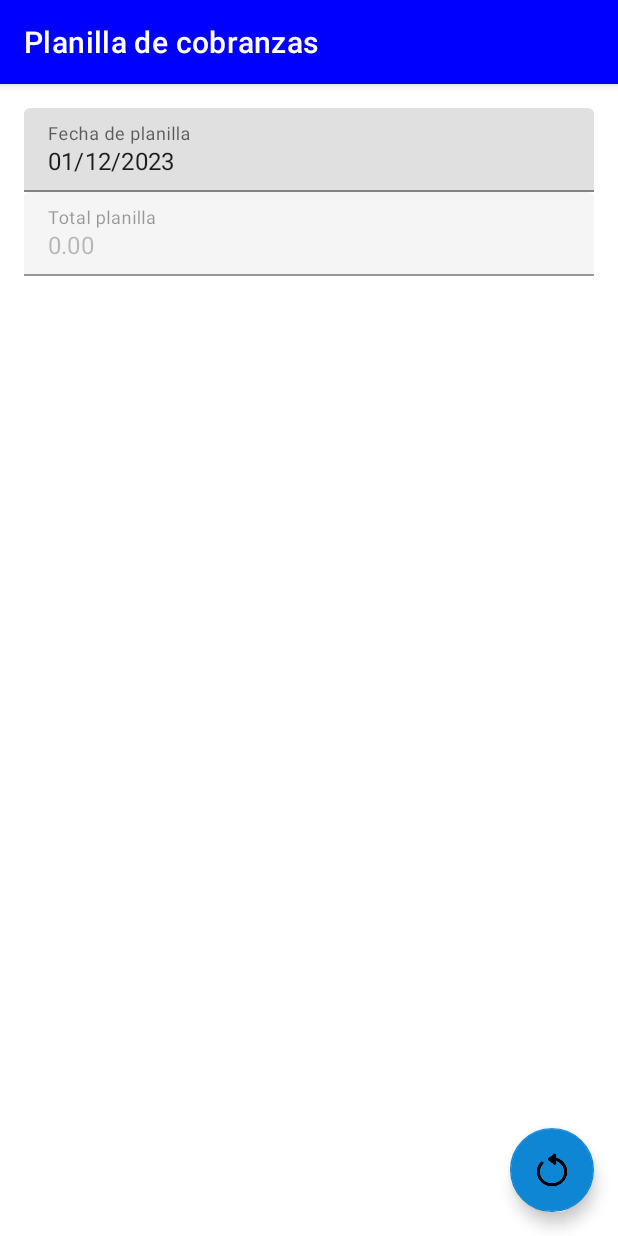
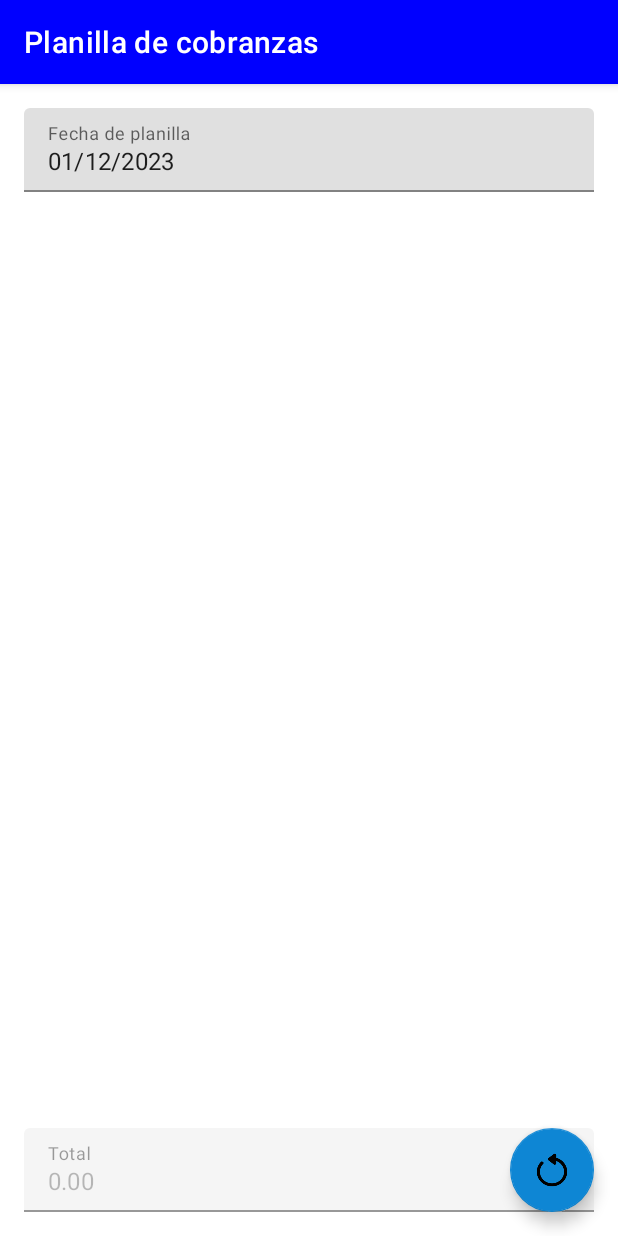
Before and after one commit to aarenas0147/SysSales, an Android app: the CollectionSheetActivity screen opened directly, with no data from a screen before it, on a phone screen of 412 x 824 dp. Run offline under Robolectric (Android 15) with nearby library versions, the light colour scheme and no system bars; 1 statement that could not run was skipped.

Commit message:
Se mejora el diseño de Planilla de Cobranzas

```diff
--- a/app/src/main/res/layout/content_collection_sheet.xml
+++ b/app/src/main/res/layout/content_collection_sheet.xml
@@ -1,13 +1,14 @@
 <?xml version="1.0" encoding="utf-8"?>
 <androidx.constraintlayout.widget.ConstraintLayout xmlns:android="http://schemas.android.com/apk/res/android"
     xmlns:app="http://schemas.android.com/apk/res-auto"
+    xmlns:tools="http://schemas.android.com/tools"
     android:layout_width="match_parent"
     android:layout_height="match_parent"
     android:padding="@dimen/appbar_padding"
     app:layout_behavior="@string/appbar_scrolling_view_behavior">
 
     <LinearLayout
-        android:id="@+id/linearLayout6"
+        android:id="@+id/linearLayout1"
         android:layout_width="match_parent"
         android:layout_height="wrap_content"
         android:orientation="vertical"
@@ -29,6 +30,43 @@
                 android:inputType="datetime" />
         </com.google.android.material.textfield.TextInputLayout>
 
+    </LinearLayout>
+
+    <LinearLayout
+        android:layout_width="match_parent"
+        android:layout_height="0dp"
+        android:layout_marginTop="8dp"
+        android:layout_marginBottom="8dp"
+        android:orientation="vertical"
+        app:layout_constraintBottom_toTopOf="@+id/linearLayout6"
+        app:layout_constraintEnd_toEndOf="parent"
+        app:layout_constraintStart_toStartOf="parent"
+        app:layout_constraintTop_toBottomOf="@+id/linearLayout1">
+
+        <TextView
+            android:id="@+id/tvItemsCount_CollectionSheetActivity"
+            android:layout_width="match_parent"
+            android:layout_height="wrap_content"
+            android:gravity="right"
+            android:paddingEnd="20dp"
+            android:paddingRight="20dp"
+            android:textStyle="italic" />
+
+        <GridView
+            android:id="@+id/gvData_CollectionSheetActivity"
+            android:layout_width="match_parent"
+            android:layout_height="match_parent" />
+
+    </LinearLayout>
+
+    <LinearLayout
+        android:id="@+id/linearLayout6"
+        android:layout_width="match_parent"
+        android:layout_height="wrap_content"
+        android:orientation="vertical"
+        app:layout_constraintBottom_toBottomOf="parent"
+        tools:layout_editor_absoluteX="16dp">
+
         <com.google.android.material.textfield.TextInputLayout
             android:layout_width="match_parent"
             android:layout_height="wrap_content"
@@ -38,34 +76,8 @@
                 android:id="@+id/etTotalCollectionSales_CollectionSheetActivity"
                 android:layout_width="match_parent"
                 android:layout_height="wrap_content"
-                android:hint="@string/total_collection_sheet"
+                android:hint="@string/total"
                 android:inputType="numberDecimal" />
         </com.google.android.material.textfield.TextInputLayout>
-
-    </LinearLayout>
-
-    <LinearLayout
-        android:layout_width="match_parent"
-        android:layout_height="0dp"
-        android:layout_marginTop="8dp"
-        android:orientation="vertical"
-        app:layout_constraintBottom_toBottomOf="parent"
-        app:layout_constraintEnd_toEndOf="parent"
-        app:layout_constraintStart_toStartOf="parent"
-        app:layout_constraintTop_toBottomOf="@+id/linearLayout6">
-
-    <TextView
-        android:id="@+id/tvItemsCount_CollectionSheetActivity"
-        android:layout_width="match_parent"
-        android:layout_height="wrap_content"
-        android:gravity="right"
-        android:paddingRight="20dp"
-        android:textStyle="italic" />
-
-    <GridView
-        android:id="@+id/gvData_CollectionSheetActivity"
-        android:layout_width="match_parent"
-        android:layout_height="match_parent" />
-
     </LinearLayout>
 </androidx.constraintlayout.widget.ConstraintLayout>
--- a/app/src/main/res/values/strings.xml
+++ b/app/src/main/res/values/strings.xml
@@ -117,7 +117,7 @@
     <string name="total_sales">Total de ventas</string>
     <string name="balance">Saldo</string>
     <string name="collection_sheet_date">Fecha de planilla</string>
-    <string name="total_collection_sheet">Total planilla</string>
+    <!--<string name="total_collection_sheet">Total planilla</string>-->
     <string name="quote_number">N° de cuota</string>
     <string name="payment">Pago</string>
     <string name="amortization_date">Fecha de amortización</string>
```
Also changed, not shown: app/src/main/java/Design/CollectionSheetAdapter.java (+8 -5 lines), app/src/main/res/layout/custom_collection_sheet_adapter.xml (+10 -2 lines).
